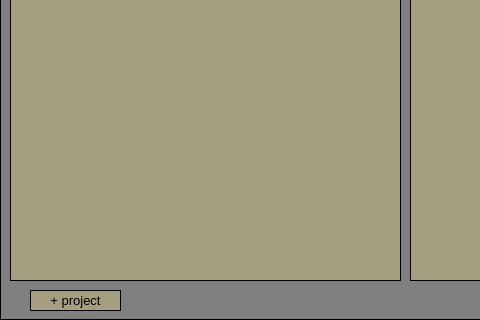
First picture: the form in design.ui, repository jujum4n/Pyroject, before the edit; both pictures show x 0 to 480 and y 290 to 610 of the 1059 by 610 pixel window.
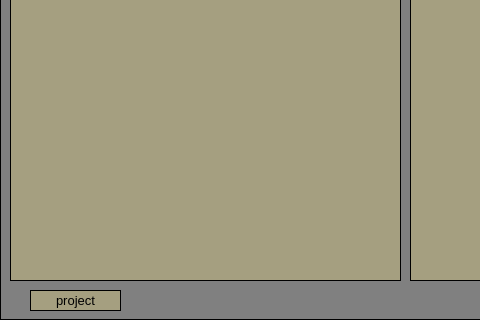
Second picture: the form after the edit. The open tabs and pages were chosen to show the change. Icons and pictures are not drawn.

The edit to the form file:
```diff
--- a/design.ui
+++ b/design.ui
@@ -2,6 +2,9 @@
 <ui version="4.0">
  <class>MainWindow</class>
  <widget class="QMainWindow" name="MainWindow">
+  <property name="enabled">
+   <bool>true</bool>
+  </property>
   <property name="geometry">
    <rect>
     <x>0</x>
@@ -16,6 +19,18 @@
     <verstretch>0</verstretch>
    </sizepolicy>
   </property>
+  <property name="minimumSize">
+   <size>
+    <width>1059</width>
+    <height>610</height>
+   </size>
+  </property>
+  <property name="maximumSize">
+   <size>
+    <width>1059</width>
+    <height>610</height>
+   </size>
+  </property>
   <property name="windowTitle">
    <string>Pyroject - Alpha v0.2 - By: Juju</string>
   </property>
@@ -49,6 +64,7 @@
 	background-color: rgb(165, 159, 128);
 	color: rgb(0, 0, 0);
 	border: 1px solid black;
+    outline: 0;
 }
 QPlainTextEdit{
 	background-color: rgb(165, 159, 128);
@@ -71,7 +87,8 @@
     gridline-color: rgb(0, 0, 0);
     font-size: 12pt;
 	border: 1px solid black;
-}</string>
+}
+</string>
   </property>
   <widget class="QWidget" name="centralwidget">
    <widget class="QStackedWidget" name="stackedWidget">
@@ -332,7 +349,11 @@
      <bool>false</bool>
     </property>
     <property name="text">
-     <string>+ project</string>
+     <string>project</string>
+    </property>
+    <property name="icon">
+     <iconset>
+      <normaloff>icons/doyourhomework.png</normaloff>icons/doyourhomework.png</iconset>
     </property>
    </widget>
    <widget class="QLineEdit" name="naviLineEdit">
```
Left out of the diff: 23 changed lines with no effect on the pictures.
